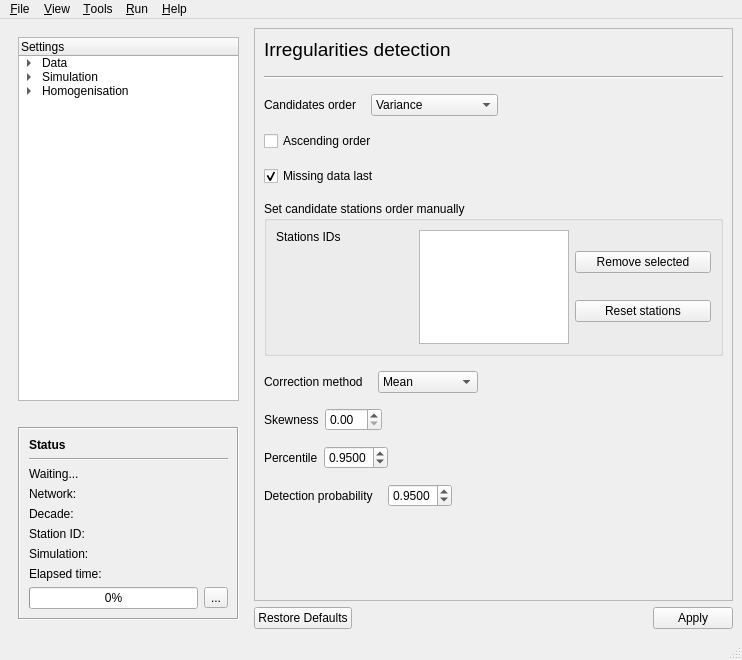
Qt form GSIMCLI/interface/gsimcli.ui (iled/gsimcli) before a commit.
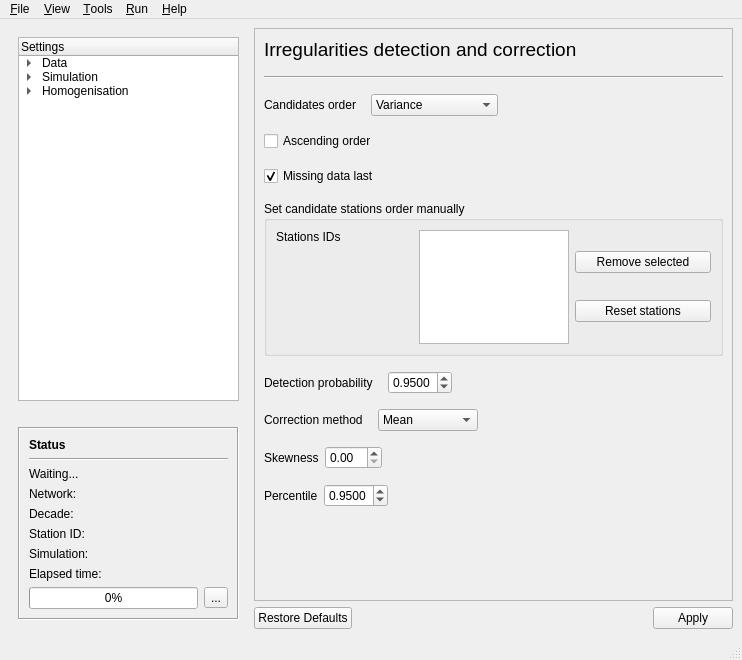
The same form after that commit. The open tabs and pages were chosen to show the change.

Commit message: small change in items order (homogenisation section)

```diff
--- a/GSIMCLI/interface/gsimcli.ui
+++ b/GSIMCLI/interface/gsimcli.ui
@@ -1296,7 +1296,7 @@
                 </font>
                </property>
                <property name="text">
-                <string>Irregularities detection</string>
+                <string>Irregularities detection and correction</string>
                </property>
               </widget>
              </item>
@@ -1478,6 +1478,55 @@
              </layout>
             </widget>
            </item>
+           <item>
+            <layout class="QHBoxLayout" name="horizontalLayout_13">
+             <item>
+              <widget class="QLabel" name="HD_labelProb">
+               <property name="sizePolicy">
+                <sizepolicy hsizetype="Preferred" vsizetype="Preferred">
+                 <horstretch>0</horstretch>
+                 <verstretch>0</verstretch>
+                </sizepolicy>
+               </property>
+               <property name="text">
+                <string>Detection probability</string>
+               </property>
+              </widget>
+             </item>
+             <item>
+              <widget class="QDoubleSpinBox" name="HD_spinProb">
+               <property name="decimals">
+                <number>4</number>
+               </property>
+               <property name="minimum">
+                <double>0.000100000000000</double>
+               </property>
+               <property name="maximum">
+                <double>0.999900000000000</double>
+               </property>
+               <property name="singleStep">
+                <double>0.000100000000000</double>
+               </property>
+               <property name="value">
+                <double>0.950000000000000</double>
+               </property>
+              </widget>
+             </item>
+             <item>
+              <spacer name="horizontalSpacer_9">
+               <property name="orientation">
+                <enum>Qt::Horizontal</enum>
+               </property>
+               <property name="sizeHint" stdset="0">
+                <size>
+                 <width>40</width>
+                 <height>20</height>
+                </size>
+               </property>
+              </spacer>
+             </item>
+            </layout>
+           </item>
            <item>
             <layout class="QHBoxLayout" name="horizontalLayout_22">
              <item>
@@ -1649,55 +1698,6 @@
              </layout>
             </widget>
            </item>
-           <item>
-            <layout class="QHBoxLayout" name="horizontalLayout_13">
-             <item>
-              <widget class="QLabel" name="HD_labelProb">
-               <property name="sizePolicy">
-                <sizepolicy hsizetype="Preferred" vsizetype="Preferred">
-                 <horstretch>0</horstretch>
-                 <verstretch>0</verstretch>
-                </sizepolicy>
-               </property>
-               <property name="text">
-                <string>Detection probability</string>
-               </property>
-              </widget>
-             </item>
-             <item>
-              <widget class="QDoubleSpinBox" name="HD_spinProb">
-               <property name="decimals">
-                <number>4</number>
-               </property>
-               <property name="minimum">
-                <double>0.000100000000000</double>
-               </property>
-               <property name="maximum">
-                <double>0.999900000000000</double>
-               </property>
-               <property name="singleStep">
-                <double>0.000100000000000</double>
-               </property>
-               <property name="value">
-                <double>0.950000000000000</double>
-               </property>
-              </widget>
-             </item>
-             <item>
-              <spacer name="horizontalSpacer_9">
-               <property name="orientation">
-                <enum>Qt::Horizontal</enum>
-               </property>
-               <property name="sizeHint" stdset="0">
-                <size>
-                 <width>40</width>
-                 <height>20</height>
-                </size>
-               </property>
-              </spacer>
-             </item>
-            </layout>
-           </item>
            <item>
             <spacer name="verticalSpacer_6">
              <property name="orientation">
```
Left out of the diff: 4 changed lines with no effect on the pictures.
